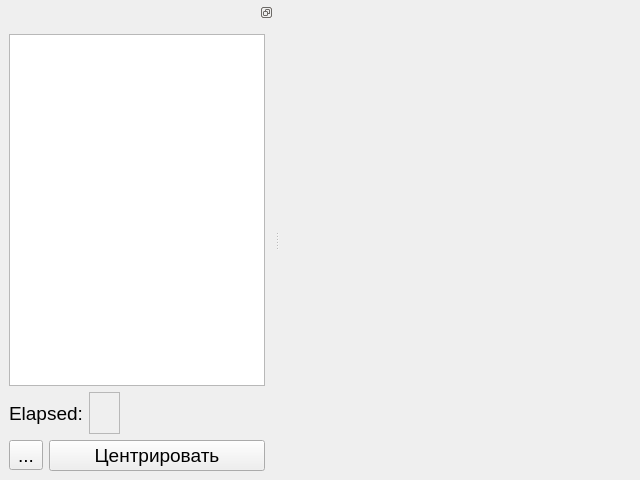
Above: plotter/ui/MainWindow.ui from atorym/learning_c- before the change. Below: the same form after it.
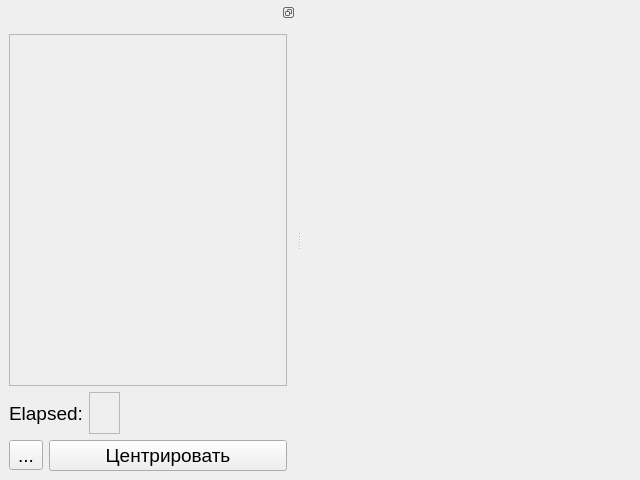
That is the form after the change. Custom widgets are drawn as their Qt base class.

Diff of the .ui file:
```diff
--- a/plotter/ui/MainWindow.ui
+++ b/plotter/ui/MainWindow.ui
@@ -35,7 +35,11 @@
    <widget class="QWidget" name="root">
     <layout class="QVBoxLayout" name="verticalLayout">
      <item>
-      <widget class="lc::ListFunc" name="lw_func"/>
+      <widget class="lc::ListFunc" name="lw_func">
+       <property name="horizontalScrollBarPolicy">
+        <enum>Qt::ScrollBarAlwaysOff</enum>
+       </property>
+      </widget>
      </item>
      <item>
       <layout class="QHBoxLayout" name="horizontalLayout_3" stretch="0,0,1">
@@ -114,7 +118,7 @@
   </customwidget>
   <customwidget>
    <class>lc::ListFunc</class>
-   <extends>QListWidget</extends>
+   <extends>QScrollArea</extends>
    <header location="global">plotter/ListFunc.hpp</header>
   </customwidget>
  </customwidgets>
```
Left out of the diff: 1 changed line with no effect on the pictures.
